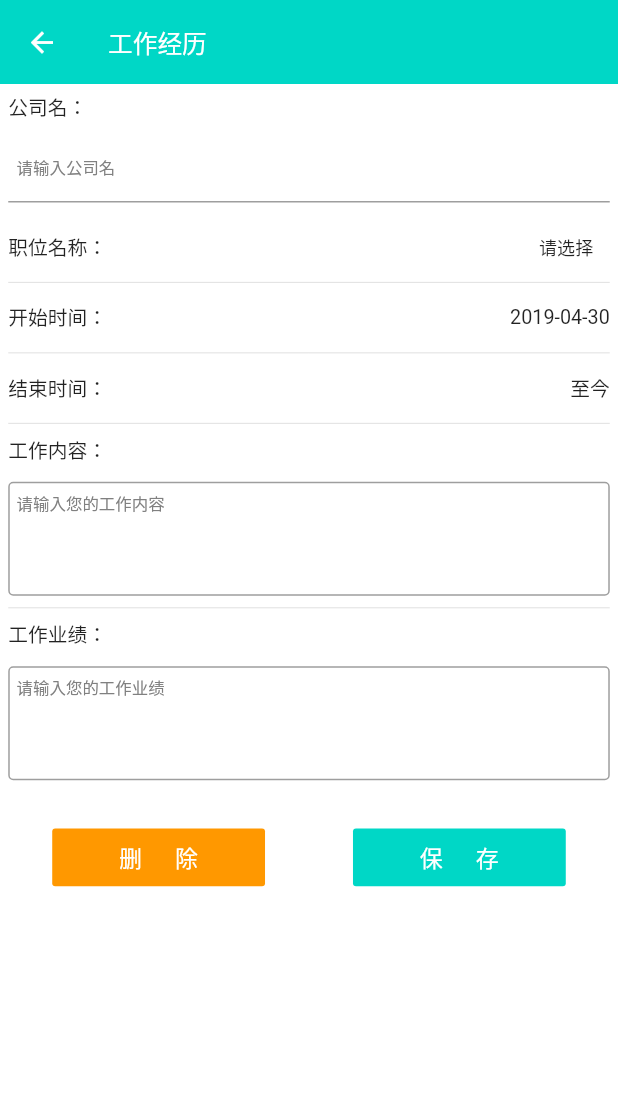
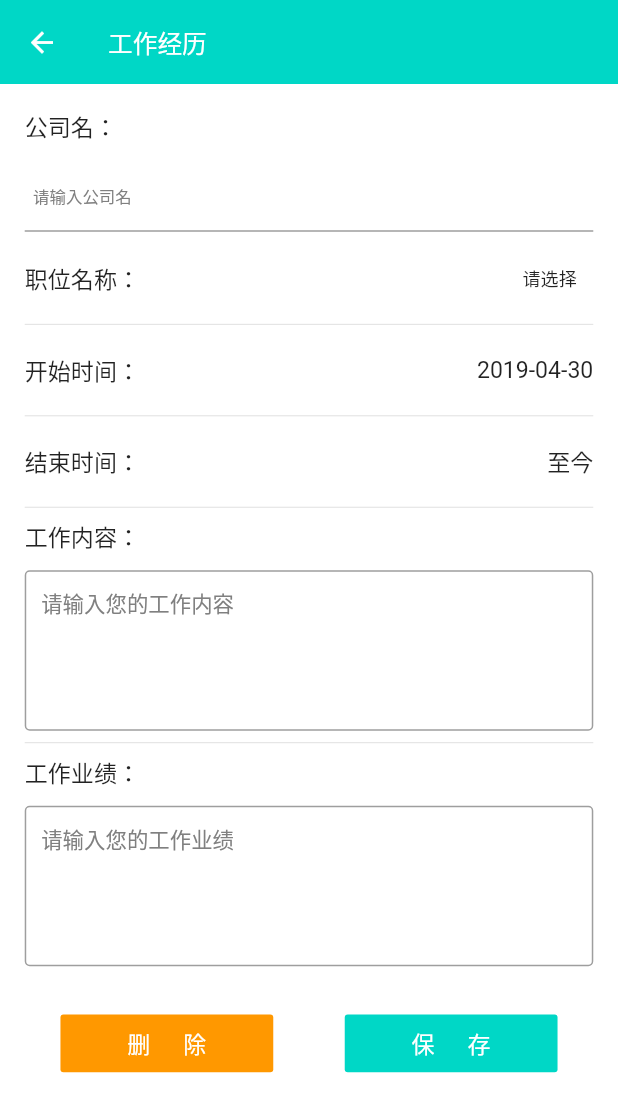
Before and after one commit to tjswk2008/yacai, a Flutter app: the CompanyExperienceEditView screen opened directly, on a phone screen of 412 x 824 dp. Shown: the top 1112 px of the screen. Run offline on Flutter 3.47's test engine with Material 2 defaults, Android fonts, the phone set to English and light mode, and no system bars; drawn by our look-alikes of flutter_typeahead; our stand-ins replace date_format, dio, flutter_easyrefresh, flutter_redux, flutter_spinkit, image_cropper and 5 more; missing offline and left inert: custom_radio, flutter_downloader; accounts and stored records are empty.

Commit message:
update style

```diff
--- a/lib/app/view/resume/company_experience_edit.dart
+++ b/lib/app/view/resume/company_experience_edit.dart
@@ -72,23 +72,22 @@ class CompanyExperienceEditViewState extends State<CompanyExperienceEditView>
           ),
           body: new SingleChildScrollView(
             child: new Padding(
-              padding: EdgeInsets.all(10.0*factor),
+              padding: EdgeInsets.all(30.0*factor),
               child: new Column(
                 crossAxisAlignment: CrossAxisAlignment.start,
                 children: <Widget>[
                   new Padding(
-                    padding: EdgeInsets.only(bottom: 10.0*factor),
+                    padding: EdgeInsets.only(bottom: 20.0*factor),
                     child: new Text(
                       '公司名：',
                       textAlign: TextAlign.left,
-                      style: new TextStyle(fontSize: 24.0*factor),
+                      style: new TextStyle(fontSize: 28.0*factor),
                     ),
                   ),
                   new Padding(
                     padding: EdgeInsets.only(bottom: 16.0*factor),
                     child: TypeAheadField(
                       textFieldConfiguration: TextFieldConfiguration(
-                        autofocus: true,
                         controller: TextEditingController.fromValue(
                           TextEditingValue(
                             text: _companyExperience.cname,
@@ -100,7 +99,7 @@ class CompanyExperienceEditViewState extends State<CompanyExperienceEditView>
                             )
                           )
                         ),
-                        style: TextStyle(fontSize: 20*factor),
+                        style: TextStyle(fontSize: 26*factor),
                         decoration: new InputDecoration(
                           hintText: "请输入公司名",
                           hintStyle: new TextStyle(
@@ -135,17 +134,17 @@ class CompanyExperienceEditViewState extends State<CompanyExperienceEditView>
                     mainAxisAlignment: MainAxisAlignment.spaceBetween,
                     children: <Widget>[
                       new Padding(
-                        padding: EdgeInsets.only(top: 20.0*factor, bottom: 10.0*factor),
+                        padding: EdgeInsets.symmetric(vertical: 20.0*factor),
                         child: new Text(
                           '职位名称：',
                           textAlign: TextAlign.left,
-                          style: new TextStyle(fontSize: 24.0*factor),
+                          style: new TextStyle(fontSize: 28.0*factor),
                         ),
                       ),
                       new Padding(
                         padding: EdgeInsets.only(
                           top: 20.0*factor,
-                          bottom: 10.0*factor,
+                          bottom: 20.0*factor,
                           left: 10.0*factor,
                           right: 20.0*factor
                         ),
@@ -173,11 +172,11 @@ class CompanyExperienceEditViewState extends State<CompanyExperienceEditView>
                     mainAxisSize: MainAxisSize.max,
                     children: <Widget>[
                       Padding(
-                        padding: EdgeInsets.only(top: 10*factor, bottom: 10*factor),
+                        padding: EdgeInsets.symmetric(vertical: 20*factor),
                         child: new Text(
                           '开始时间：',
                           textAlign: TextAlign.left,
-                          style: new TextStyle(fontSize: 24.0*factor),
+                          style: new TextStyle(fontSize: 28.0*factor),
                         ),
                       ),
 
@@ -196,7 +195,7 @@ class CompanyExperienceEditViewState extends State<CompanyExperienceEditView>
                             print(err);
                           });
                         },
-                        child: new Text(_companyExperience.startTime, style: TextStyle(fontSize: 24*factor),),
+                        child: new Text(_companyExperience.startTime, style: TextStyle(fontSize: 28*factor),),
                       )
                     ],
                   ),
@@ -206,11 +205,11 @@ class CompanyExperienceEditViewState extends State<CompanyExperienceEditView>
                     mainAxisSize: MainAxisSize.max,
                     children: <Widget>[
                       Padding(
-                        padding: EdgeInsets.only(top: 10*factor, bottom: 10*factor),
+                        padding: EdgeInsets.symmetric(vertical: 20*factor),
                         child: new Text(
                           '结束时间：',
                           textAlign: TextAlign.left,
-                          style: new TextStyle(fontSize: 24.0*factor),
+                          style: new TextStyle(fontSize: 28.0*factor),
                         ),
                       ),
 
@@ -236,7 +235,7 @@ class CompanyExperienceEditViewState extends State<CompanyExperienceEditView>
                             print(err);
                           });
                         },
-                        child: new Text(_companyExperience.endTime == null ? '至今' : _companyExperience.endTime, style: TextStyle(fontSize: 24*factor),),
+                        child: new Text(_companyExperience.endTime == null ? '至今' : _companyExperience.endTime, style: TextStyle(fontSize: 28*factor),),
                       )
                     ],
                   ),
@@ -246,7 +245,7 @@ class CompanyExperienceEditViewState extends State<CompanyExperienceEditView>
                     child: new Text(
                       '工作内容：',
                       textAlign: TextAlign.left,
-                      style: new TextStyle(fontSize: 24.0*factor),
+                      style: new TextStyle(fontSize: 28.0*factor),
                     ),
                   ),
                   new TextField(
@@ -268,17 +267,17 @@ class CompanyExperienceEditViewState extends State<CompanyExperienceEditView>
                         _companyExperience.detail = val;
                       });
                     },
-                    style: TextStyle(fontSize: 20.0*factor),
+                    style: TextStyle(fontSize: 26.0*factor),
                     decoration: new InputDecoration(
                       hintText: "请输入您的工作内容",
                       hintStyle: new TextStyle(
                           color: const Color(0xFF808080),
-                          fontSize: 20.0*factor
+                          fontSize: 26.0*factor
                       ),
                       border: new OutlineInputBorder(
                           borderRadius: BorderRadius.all(Radius.circular(6.0*factor))
                       ),
-                      contentPadding: EdgeInsets.all(10.0*factor)
+                      contentPadding: EdgeInsets.all(20.0*factor)
                     ),
                   ),
                   new Divider(),
@@ -287,13 +286,13 @@ class CompanyExperienceEditViewState extends State<CompanyExperienceEditView>
                     child: new Text(
                       '工作业绩：',
                       textAlign: TextAlign.left,
-                      style: new TextStyle(fontSize: 24.0*factor),
+                      style: new TextStyle(fontSize: 28.0*factor),
                     ),
                   ),
                   new TextField(
                     keyboardType: TextInputType.multiline,
                     maxLines: 5,
-                    style: TextStyle(fontSize: 20.0*factor),
+                    style: TextStyle(fontSize: 26.0*factor),
                     controller: TextEditingController.fromValue(
                       TextEditingValue(
                         text: _companyExperience.performance == null ? '' : _companyExperience.performance,
@@ -314,12 +313,12 @@ class CompanyExperienceEditViewState extends State<CompanyExperienceEditView>
                       hintText: "请输入您的工作业绩",
                       hintStyle: new TextStyle(
                           color: const Color(0xFF808080),
-                          fontSize: 20.0*factor
+                          fontSize: 26.0*factor
                       ),
                       border: new OutlineInputBorder(
                           borderRadius: BorderRadius.all(Radius.circular(6.0*factor))
                       ),
-                      contentPadding: EdgeInsets.all(10.0*factor)
+                      contentPadding: EdgeInsets.all(20.0*factor)
                     ),
                   ),
                   Container(
--- a/lib/app/view/setting_view.dart
+++ b/lib/app/view/setting_view.dart
@@ -382,6 +382,7 @@ class SettingViewState extends State<SettingView> {
   // 下载
   Future<void> executeDownload() async {
     final path = await _apkLocalPath;
+    double factor = MediaQuery.of(context).size.width/750;
     String downLoadUrl = Platform.isAndroid ? 'http://192.168.140.56:8080/public' : 'http://192.168.2.101:8080/public';
     // String downLoadUrl = 'http://192.168.2.101:8080/public';
     //下载
@@ -398,7 +399,10 @@ class SettingViewState extends State<SettingView> {
         // FlutterDownloader.open(taskId: id);
       } else if (status == DownloadTaskStatus.failed) {
         //下载出错
-        print(status.toString());
+        Scaffold.of(context).showSnackBar(new SnackBar(
+          content: new Text(status.toString(), style: TextStyle(fontSize: 22*factor),),
+        ));
+        // print(status.toString());
       }
     });
   }
```
